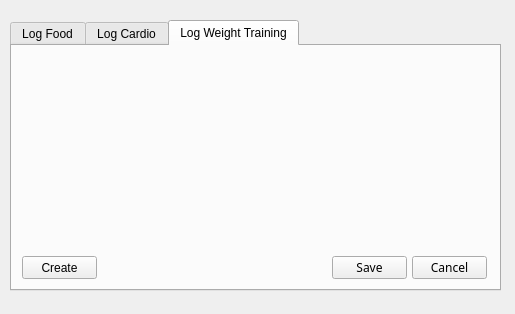
Before: the Qt Designer form log.ui in Thossakrai/FitLog, drawn with Qt 5.
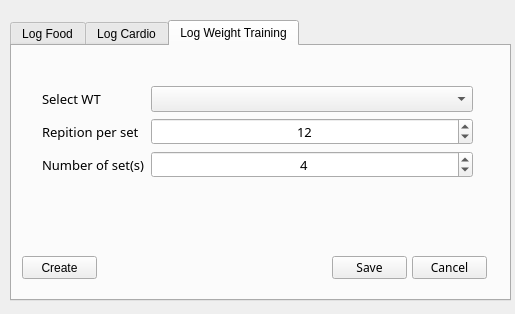
After: the same form once the commit is applied. The open tabs and pages were chosen to show the change.

```diff
--- a/log.ui
+++ b/log.ui
@@ -18,8 +18,8 @@
     <rect>
      <x>10</x>
      <y>20</y>
-     <width>491</width>
-     <height>271</height>
+     <width>501</width>
+     <height>281</height>
     </rect>
    </property>
    <property name="currentIndex">
@@ -354,6 +354,111 @@
       <string>Cancel</string>
      </property>
     </widget>
+    <widget class="QWidget" name="formLayoutWidget_3">
+     <property name="geometry">
+      <rect>
+       <x>30</x>
+       <y>40</y>
+       <width>431</width>
+       <height>111</height>
+      </rect>
+     </property>
+     <layout class="QFormLayout" name="formLayout_3">
+      <item row="0" column="0">
+       <widget class="QLabel" name="label_7">
+        <property name="font">
+         <font>
+          <family>Prompt</family>
+          <pointsize>10</pointsize>
+         </font>
+        </property>
+        <property name="text">
+         <string>Select WT</string>
+        </property>
+       </widget>
+      </item>
+      <item row="0" column="1">
+       <widget class="QComboBox" name="comboBox_weightlist">
+        <property name="font">
+         <font>
+          <family>Prompt</family>
+          <pointsize>10</pointsize>
+         </font>
+        </property>
+       </widget>
+      </item>
+      <item row="1" column="0">
+       <widget class="QLabel" name="label_10">
+        <property name="font">
+         <font>
+          <family>Prompt</family>
+          <pointsize>10</pointsize>
+         </font>
+        </property>
+        <property name="text">
+         <string>Repition per set</string>
+        </property>
+       </widget>
+      </item>
+      <item row="1" column="1">
+       <widget class="QSpinBox" name="spinBox_rep">
+        <property name="font">
+         <font>
+          <family>Prompt</family>
+          <pointsize>10</pointsize>
+         </font>
+        </property>
+        <property name="alignment">
+         <set>Qt::AlignCenter</set>
+        </property>
+        <property name="minimum">
+         <number>1</number>
+        </property>
+        <property name="maximum">
+         <number>100</number>
+        </property>
+        <property name="value">
+         <number>12</number>
+        </property>
+       </widget>
+      </item>
+      <item row="2" column="0">
+       <widget class="QLabel" name="label_11">
+        <property name="font">
+         <font>
+          <family>Prompt</family>
+          <pointsize>10</pointsize>
+         </font>
+        </property>
+        <property name="text">
+         <string>Number of set(s)</string>
+        </property>
+       </widget>
+      </item>
+      <item row="2" column="1">
+       <widget class="QSpinBox" name="spinBox_sets">
+        <property name="font">
+         <font>
+          <family>Prompt</family>
+          <pointsize>10</pointsize>
+         </font>
+        </property>
+        <property name="alignment">
+         <set>Qt::AlignCenter</set>
+        </property>
+        <property name="minimum">
+         <number>1</number>
+        </property>
+        <property name="maximum">
+         <number>20</number>
+        </property>
+        <property name="value">
+         <number>4</number>
+        </property>
+       </widget>
+      </item>
+     </layout>
+    </widget>
    </widget>
   </widget>
  </widget>
```
Left out of the diff: 107 changed lines with no effect on the pictures.
